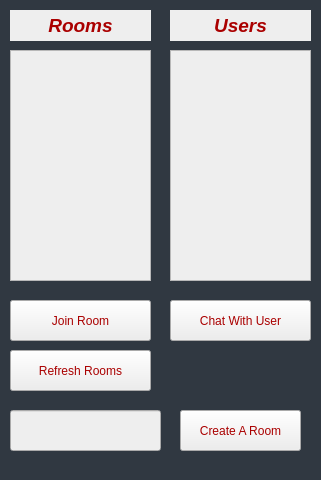
enesdurmus/ChatApplication-With-QT, file ChatApplicationClient/applicationwindow.ui: the form before one commit.
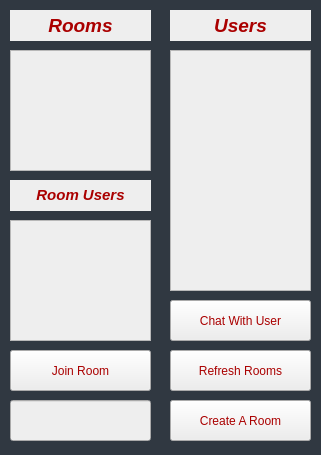
The form after the commit.

Commit message: Send receive icons added, roomUsersSelection added

Patch:
```diff
--- a/ChatApplicationClient/applicationwindow.ui
+++ b/ChatApplicationClient/applicationwindow.ui
@@ -7,7 +7,7 @@
     <x>0</x>
     <y>0</y>
     <width>321</width>
-    <height>480</height>
+    <height>455</height>
    </rect>
   </property>
   <property name="windowTitle">
@@ -22,7 +22,7 @@
      <x>10</x>
      <y>50</y>
      <width>141</width>
-     <height>231</height>
+     <height>121</height>
     </rect>
    </property>
    <property name="styleSheet">
@@ -37,7 +37,7 @@
      <x>170</x>
      <y>50</y>
      <width>141</width>
-     <height>231</height>
+     <height>241</height>
     </rect>
    </property>
    <property name="styleSheet">
@@ -106,7 +106,7 @@
    <property name="geometry">
     <rect>
      <x>10</x>
-     <y>300</y>
+     <y>350</y>
      <width>141</width>
      <height>41</height>
     </rect>
@@ -123,9 +123,9 @@
   <widget class="QPushButton" name="createRoomButton">
    <property name="geometry">
     <rect>
-     <x>180</x>
-     <y>410</y>
-     <width>121</width>
+     <x>170</x>
+     <y>400</y>
+     <width>141</width>
      <height>41</height>
     </rect>
    </property>
@@ -142,8 +142,8 @@
    <property name="geometry">
     <rect>
      <x>10</x>
-     <y>410</y>
-     <width>151</width>
+     <y>400</y>
+     <width>141</width>
      <height>41</height>
     </rect>
    </property>
@@ -156,7 +156,7 @@
   <widget class="QPushButton" name="refreshRoomsButton">
    <property name="geometry">
     <rect>
-     <x>10</x>
+     <x>170</x>
      <y>350</y>
      <width>141</width>
      <height>41</height>
@@ -171,6 +171,40 @@
     <string>Refresh Rooms</string>
    </property>
   </widget>
+  <widget class="QListWidget" name="roomUsersListWidget">
+   <property name="geometry">
+    <rect>
+     <x>10</x>
+     <y>220</y>
+     <width>141</width>
+     <height>121</height>
+    </rect>
+   </property>
+   <property name="styleSheet">
+    <string notr="true">color: rgb(170, 0, 0);
+background-color: rgb(238, 238, 238);
+font: 75 bold 10pt &quot;Comic Sans MS&quot;;</string>
+   </property>
+  </widget>
+  <widget class="QLabel" name="label_3">
+   <property name="geometry">
+    <rect>
+     <x>10</x>
+     <y>180</y>
+     <width>141</width>
+     <height>31</height>
+    </rect>
+   </property>
+   <property name="styleSheet">
+    <string notr="true">background-color: rgb(238, 238, 238);</string>
+   </property>
+   <property name="text">
+    <string>&lt;html&gt;&lt;head/&gt;&lt;body&gt;&lt;p&gt;&lt;span style=&quot; font-size:11pt; font-weight:600; font-style:italic; color:#aa0000;&quot;&gt;Room Users&lt;/span&gt;&lt;/p&gt;&lt;/body&gt;&lt;/html&gt;</string>
+   </property>
+   <property name="alignment">
+    <set>Qt::AlignCenter</set>
+   </property>
+  </widget>
  </widget>
  <resources/>
  <connections/>
```
Left out of the diff: 4 changed lines with no effect on the pictures. The commit also changes 20 other files.
